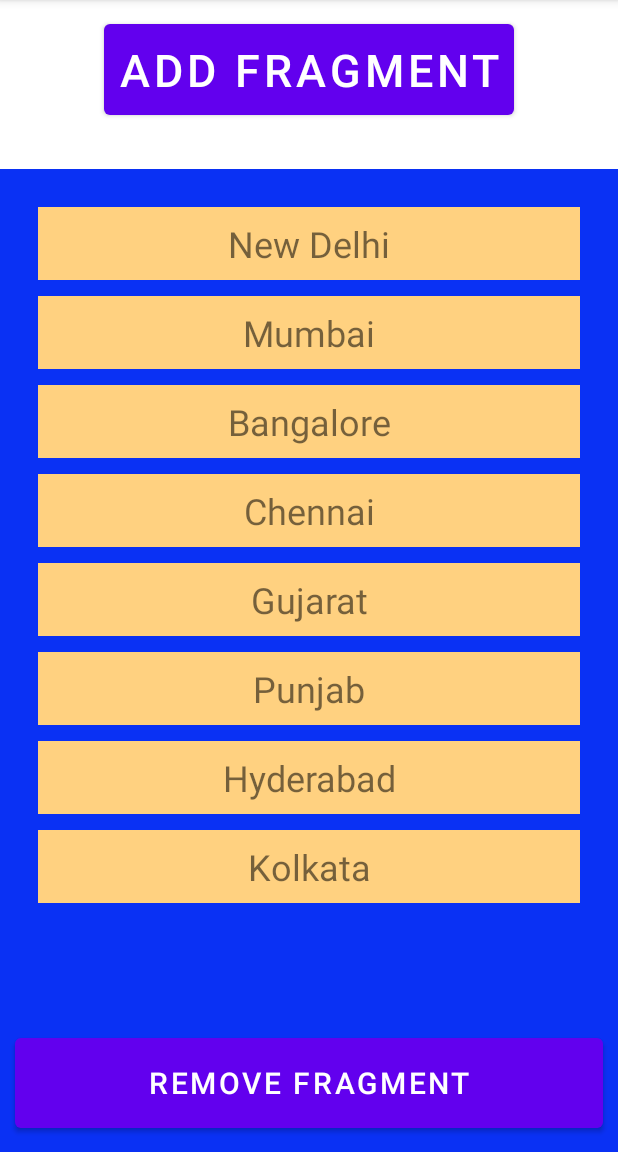
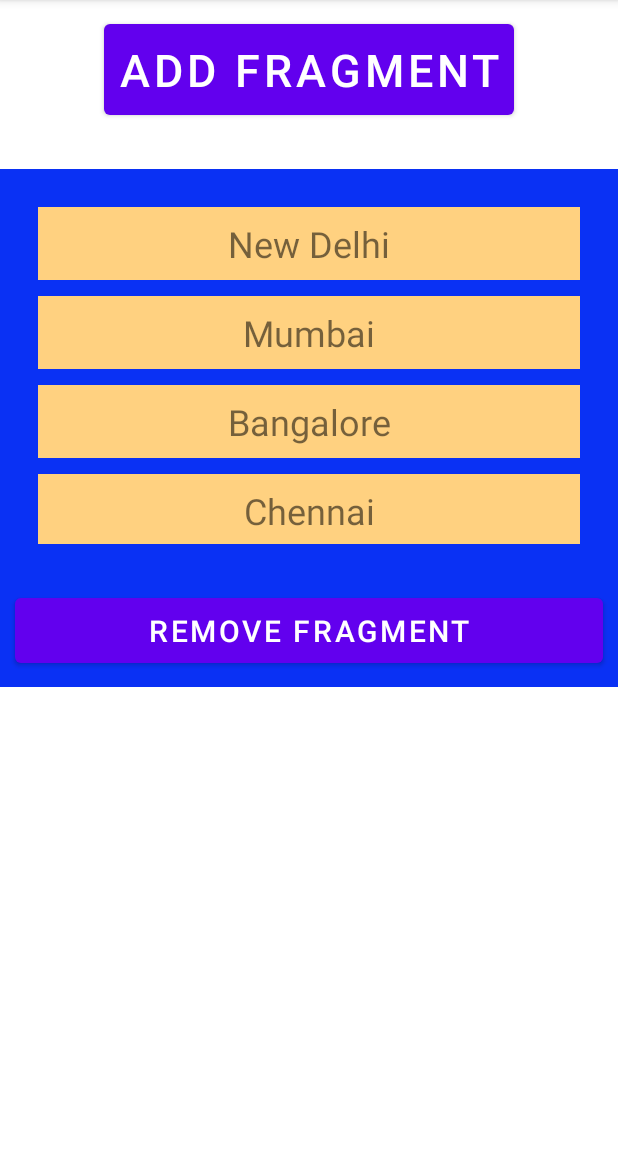
Before and after one commit to akshaykhare19/Learning-Fragments, an Android app: the screen it shows after launch (MainActivity), after a tap on "ADD FRAGMENT", on a phone screen of 412 x 824 dp, the part 84-1236 px from its top. Run offline under Robolectric (Android 15) with nearby library versions, the phone set to English and light mode, and no system bars.

```diff
--- a/app/src/main/java/com/project/fragments/ListAdapter.kt
+++ b/app/src/main/java/com/project/fragments/ListAdapter.kt
@@ -6,7 +6,10 @@ import android.view.ViewGroup
 import android.widget.TextView
 import androidx.recyclerview.widget.RecyclerView
 
-class ListAdapter(private val item: Array<String>): RecyclerView.Adapter<ListAdapter.ListViewHolder>() {
+class ListAdapter(private val item: Array<String>,
+                private val listener: ListItemClicked): RecyclerView.Adapter<ListAdapter.ListViewHolder>() {
+
+
     override fun onCreateViewHolder(parent: ViewGroup, viewType: Int): ListViewHolder {
 
         val adapterLayout = LayoutInflater.from(parent.context).inflate(R.layout.row_item, parent, false)
@@ -17,6 +20,9 @@ class ListAdapter(private val item: Array<String>): RecyclerView.Adapter<ListAda
     override fun onBindViewHolder(holder: ListViewHolder, position: Int) {
         val currentItem = item[position]
         holder.listText.text = currentItem
+        holder.itemView.setOnClickListener {
+            listener.onItemClicked(currentItem)
+        }
 
     }
 
@@ -27,4 +33,9 @@ class ListAdapter(private val item: Array<String>): RecyclerView.Adapter<ListAda
         val listText: TextView = view.findViewById(R.id.list_text)
 
     }
+    interface ListItemClicked {
+        fun onItemClicked(place: String)
+    }
+
+
 }
--- a/app/src/main/java/com/project/fragments/MyFragment.kt
+++ b/app/src/main/java/com/project/fragments/MyFragment.kt
@@ -7,11 +7,12 @@ import android.view.LayoutInflater
 import android.view.View
 import android.view.ViewGroup
 import android.widget.Button
+import android.widget.Toast
 import androidx.recyclerview.widget.LinearLayoutManager
 import androidx.recyclerview.widget.RecyclerView
 
 
-class MyFragment : Fragment() {
+class MyFragment : Fragment(), ListAdapter.ListItemClicked {
 
 
     private lateinit var caller: OnRemoveFragmentButtonClickListener
@@ -28,7 +29,7 @@ class MyFragment : Fragment() {
 
         val items = arrayOf("New Delhi", "Mumbai", "Bangalore", "Chennai", "Gujarat", "Punjab", "Hyderabad", "Kolkata")
 
-        recyclerView.adapter = ListAdapter(items)
+        recyclerView.adapter = ListAdapter(items, this)
 
         removeButton.setOnClickListener {
 
@@ -49,4 +50,8 @@ class MyFragment : Fragment() {
             return MyFragment()
         }
     }
+
+    override fun onItemClicked(place: String) {
+        Toast.makeText(activity as MainActivity, place, Toast.LENGTH_SHORT).show()
+    }
 }
--- a/app/src/main/res/layout/activity_main.xml
+++ b/app/src/main/res/layout/activity_main.xml
@@ -23,6 +23,7 @@
         android:layout_width="0dp"
         android:layout_height="0dp"
         android:layout_marginTop="30dp"
+        android:layout_marginBottom="30dp"
         app:layout_constraintEnd_toEndOf="parent"
         app:layout_constraintStart_toStartOf="parent"
         app:layout_constraintTop_toBottomOf="@+id/add_fragment"
--- a/app/src/main/res/layout/fragment_my.xml
+++ b/app/src/main/res/layout/fragment_my.xml
@@ -2,10 +2,9 @@
 <LinearLayout xmlns:android="http://schemas.android.com/apk/res/android"
     xmlns:tools="http://schemas.android.com/tools"
     android:layout_width="match_parent"
-    android:layout_height="match_parent"
+    android:layout_height="wrap_content"
     android:orientation="vertical"
     android:background="#0A31F4"
-    android:weightSum="2"
     tools:context=".MyFragment">
 
     <!-- TODO: Update blank fragment layout -->
@@ -13,8 +12,7 @@
     <androidx.recyclerview.widget.RecyclerView
         android:id="@+id/recycler_view"
         android:layout_width="match_parent"
-        android:layout_height="wrap_content"
-        android:layout_weight="1.5"
+        android:layout_height="250dp"
         android:padding="10dp"
         android:layout_margin="10dp"/>
 
@@ -23,7 +21,6 @@
         android:layout_width="match_parent"
         android:layout_height="wrap_content"
         android:text="@string/remove_fragment"
-        android:layout_weight="0.5"
         android:layout_margin="10dp"
         android:textSize="20sp"
         android:padding="8dp"/>
```
